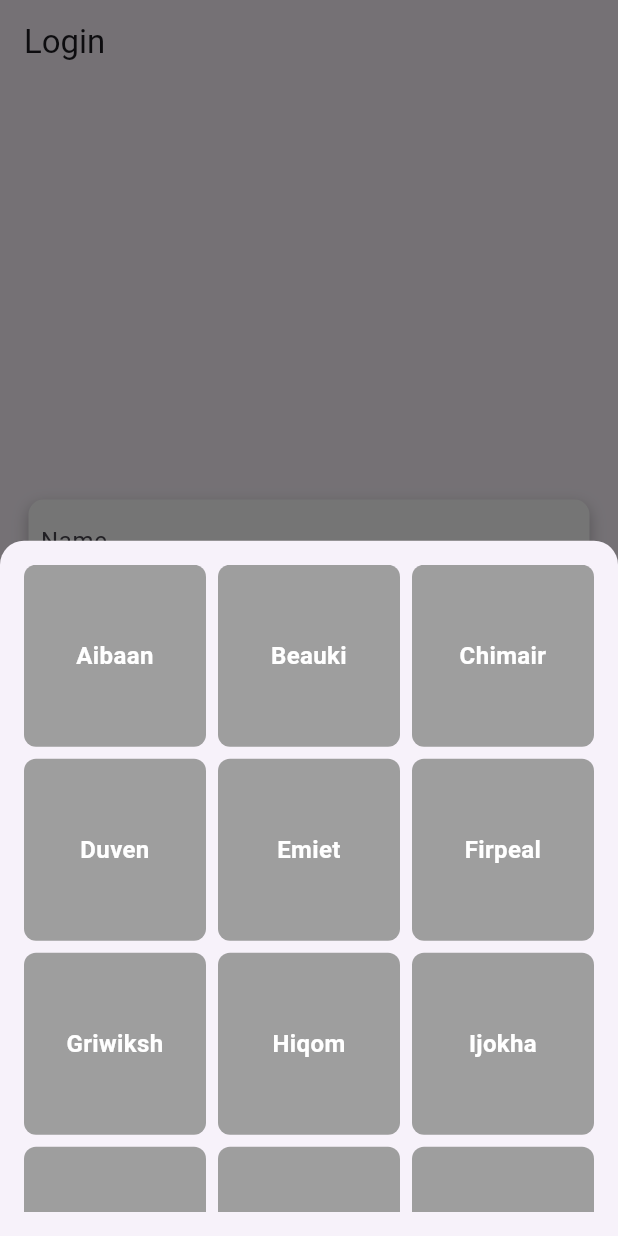
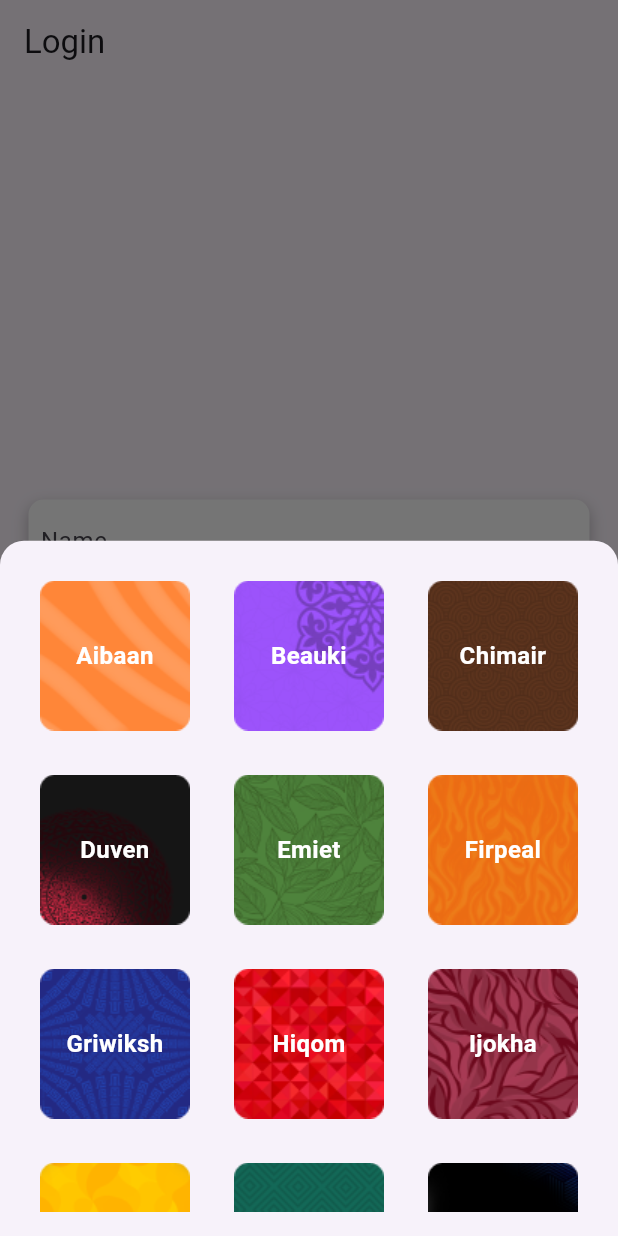
Before and after one commit to Rudra-Choubey/Laundry-App, a Flutter app: the LoginPage screen opened directly, after a tap on "Hostel", on a phone screen of 412 x 824 dp. Run offline on Flutter 3.47's test engine with Material 3 defaults, Android fonts, the phone set to English and light mode, and no system bars; our stand-ins replace flutter_local_notifications, hive, hive_flutter, image_picker, material_design_icons_flutter; accounts and stored records are empty.

```diff
--- a/lib/main.dart
+++ b/lib/main.dart
@@ -90,7 +90,10 @@ class LoginPage extends StatelessWidget {
                 },
                 child: Container(
                   decoration: BoxDecoration(
-                    color: Colors.grey, // Gray background color for boxes
+                    image: DecorationImage(
+                        image: AssetImage('assets/Hostel/${hostels[index]}.png')
+                    ), // Gray background color for boxes
+
                     borderRadius: BorderRadius.circular(8),
                   ),
                   child: Center(
@@ -146,8 +149,11 @@ class LoginPage extends StatelessWidget {
           mainAxisAlignment: MainAxisAlignment.center,
           crossAxisAlignment: CrossAxisAlignment.stretch,
           children: [
+
             CustomTextBox(controller: nameController, name: 'Name',),
+
             SizedBox(height: 16),
+
             GestureDetector(
               onTap: () => _showHostelSelection(context),
               child: AbsorbPointer(
@@ -159,14 +165,7 @@ class LoginPage extends StatelessWidget {
               onPressed: () => _login(context),
               child: Text('Login'),
             ),
-            Container(
-              decoration: BoxDecoration(
-                image: DecorationImage(
-                    image: AssetImage('assets/background.png'),
-                    fit: BoxFit.cover
-                )
-              ),
-            )
+
           ],
         ),
       ),
--- a/pubspec.yaml
+++ b/pubspec.yaml
@@ -69,3 +69,4 @@ flutter:
   assets:
     - assets/
     - assets/Wardrobe/
+    - assets/Hostel/
```
Also changed, not shown: pubspec.lock.
